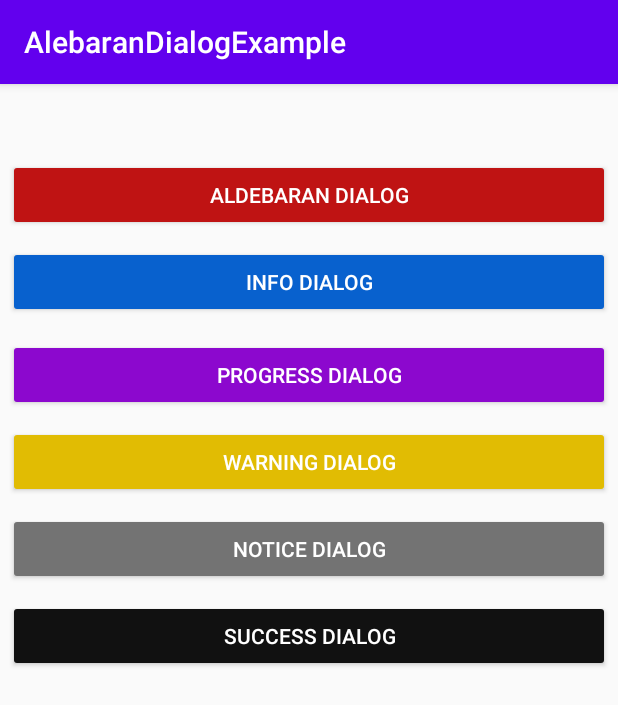
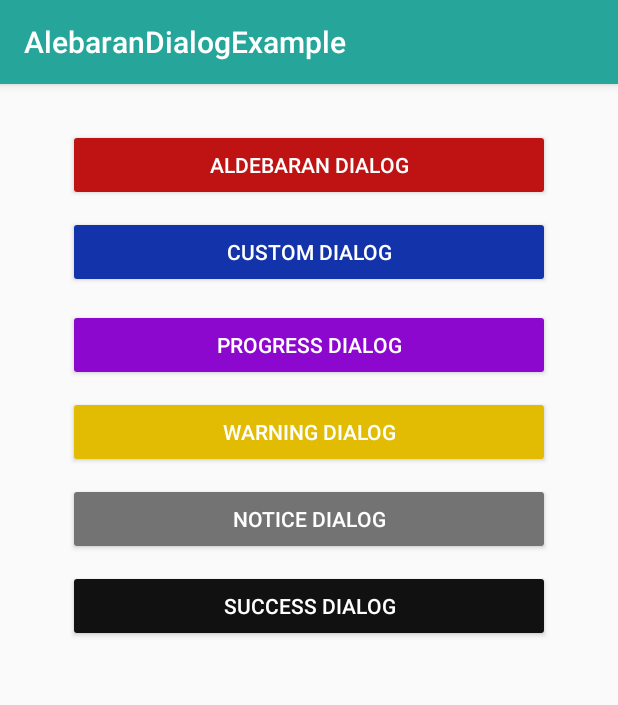
Before and after one commit to sfmsakib/AldebaranDialog, an Android app: the screen it shows after launch (MainActivity), on a phone screen of 412 x 824 dp. Shown: the top 705 px of the screen. Run offline under Robolectric (Android 15) with nearby library versions, the phone set to English and light mode, and no system bars.

Commit message:
custom dialog

```diff
--- a/aldebarandialog/src/main/res/values/colors.xml
+++ b/aldebarandialog/src/main/res/values/colors.xml
@@ -4,6 +4,7 @@
     <color name="purple_500">#FF6200EE</color>
     <color name="purple_700">#FF3700B3</color>
     <color name="teal_200">#FF03DAC5</color>
+    <color name="teal_400">#FF26A69A</color>
     <color name="teal_700">#FF018786</color>
     <color name="black">#FF000000</color>
     <color name="white">#FFFFFFFF</color>
--- a/app/src/main/java/com/sprout/aldebarandialogexample/MainActivity.kt
+++ b/app/src/main/java/com/sprout/aldebarandialogexample/MainActivity.kt
@@ -5,6 +5,7 @@ import androidx.appcompat.app.AppCompatActivity
 import android.os.Bundle
 import android.view.Gravity
 import android.widget.Button
+import com.sprout.aldebarandialog.AldebaranCustomDialog
 import com.sprout.aldebarandialog.AldebaranDialog
 
 class MainActivity : AppCompatActivity() {
@@ -15,7 +16,8 @@ class MainActivity : AppCompatActivity() {
         val btnError = findViewById<Button>(R.id.btnError)
         btnError.setOnClickListener { showErrorDialog() }
 
-//        btnInfo.setOnClickListener { showInfoDialog() }
+        val btnCustom = findViewById<Button>(R.id.btnCustom)
+        btnCustom.setOnClickListener { showCustomDialog() }
 //
 //        btnProgress.setOnClickListener { showProgressDialog() }
 //
@@ -25,6 +27,13 @@ class MainActivity : AppCompatActivity() {
 //
 //        btnSuccess.setOnClickListener { showSuccessDialog() }
     }
+
+    private fun showCustomDialog() {
+        AldebaranCustomDialog(this)
+            .setView(R.layout.custom_layout)
+            .show()
+    }
+
     private lateinit var errorDialog: AldebaranDialog
 
     private fun showErrorDialog() {
--- a/app/src/main/res/layout/activity_main.xml
+++ b/app/src/main/res/layout/activity_main.xml
@@ -1,7 +1,10 @@
 <?xml version="1.0" encoding="utf-8"?>
-<RelativeLayout xmlns:android="http://schemas.android.com/apk/res/android"
+<LinearLayout xmlns:android="http://schemas.android.com/apk/res/android"
     xmlns:tools="http://schemas.android.com/tools"
     android:layout_width="match_parent"
+    android:layout_marginStart="40dp"
+    android:layout_marginEnd="40dp"
+    android:orientation="vertical"
     android:layout_height="match_parent">
     <Button
         android:id="@+id/btnError"
@@ -9,21 +12,21 @@
         android:layout_height="wrap_content"
         android:layout_marginEnd="5dp"
         android:layout_marginStart="5dp"
-        android:layout_marginTop="50dp"
+        android:layout_marginTop="30dp"
         android:backgroundTint="#bf1313"
         android:text="Aldebaran Dialog"
         android:textColor="#fff" />
 
     <Button
-        android:id="@+id/btnInfo"
+        android:id="@+id/btnCustom"
         android:layout_width="match_parent"
         android:layout_height="wrap_content"
         android:layout_below="@id/btnError"
         android:layout_marginEnd="5dp"
         android:layout_marginStart="5dp"
         android:layout_marginTop="10dp"
-        android:backgroundTint="#0861ce"
-        android:text="Info Dialog"
+        android:backgroundTint="@color/colorBlue"
+        android:text="Custom Dialog"
         android:textColor="#fff" />
 
     <Button
@@ -76,4 +79,4 @@
         android:textColor="#fff" />
 
 
-</RelativeLayout>
+</LinearLayout>
--- a/app/src/main/res/values/colors.xml
+++ b/app/src/main/res/values/colors.xml
@@ -4,6 +4,9 @@
     <color name="purple_500">#FF6200EE</color>
     <color name="purple_700">#FF3700B3</color>
     <color name="teal_200">#FF03DAC5</color>
+    <color name="teal_400_primary">#FF26A69A</color>
+    <color name="teal_400_light">#FF64D8CB</color>
+    <color name="teal_400_dark">#FF00766C</color>
     <color name="teal_700">#FF018786</color>
     <color name="black">#FF000000</color>
     <color name="white">#FFFFFFFF</color>
--- a/app/src/main/res/values/themes.xml
+++ b/app/src/main/res/values/themes.xml
@@ -2,9 +2,9 @@
     <!-- Base application theme. -->
     <style name="Theme.AlebaranDialogExample" parent="Theme.AppCompat.DayNight.DarkActionBar">
         <!-- Primary brand color. -->
-        <item name="colorPrimary">@color/purple_500</item>
-        <item name="colorPrimaryVariant">@color/purple_700</item>
-        <item name="colorOnPrimary">@color/pink500</item>
+        <item name="colorPrimary">@color/teal_400_primary</item>
+        <item name="colorPrimaryVariant">@color/teal_700</item>
+        <item name="colorOnPrimary">@color/teal_400_light</item>
         <!-- Secondary brand color. -->
         <item name="colorSecondary">@color/teal_200</item>
         <item name="colorSecondaryVariant">@color/teal_700</item>
@@ -12,7 +12,7 @@
         <!-- Status bar color. -->
         <item name="android:statusBarColor">?attr/colorPrimaryVariant</item>
         <!-- Customize your theme here. -->
-        <item name="colorAccent">@color/colorBlue</item>
+        <item name="colorAccent">@color/teal_400_light</item>
 
     </style>
 </resources>
```
Also changed, not shown: app/src/main/res/layout/custom_layout.xml (added, +18 -0 lines).
